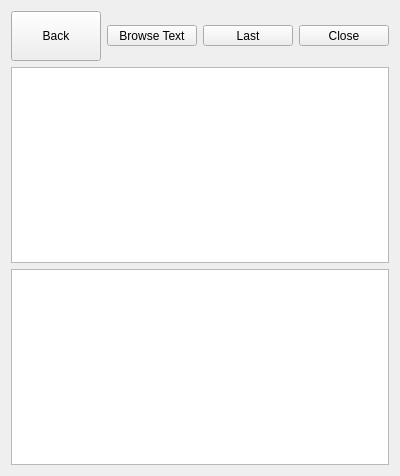
This is dlgmainnotes.ui in ic005k/Knot-Legacy as Qt 5 draws it before an edit. The edited form follows.
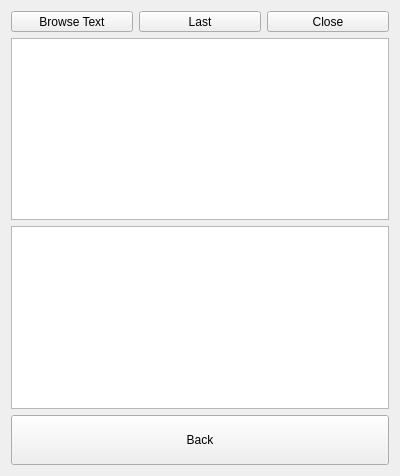
This is the edited form. Icons and pictures are not drawn.

What changed in the file:
```diff
--- a/dlgmainnotes.ui
+++ b/dlgmainnotes.ui
@@ -22,31 +22,6 @@
    </item>
    <item row="0" column="0">
     <layout class="QHBoxLayout" name="horizontalLayout">
-     <item>
-      <widget class="QToolButton" name="btnBack">
-       <property name="sizePolicy">
-        <sizepolicy hsizetype="Preferred" vsizetype="Fixed">
-         <horstretch>0</horstretch>
-         <verstretch>0</verstretch>
-        </sizepolicy>
-       </property>
-       <property name="minimumSize">
-        <size>
-         <width>0</width>
-         <height>50</height>
-        </size>
-       </property>
-       <property name="text">
-        <string>Back</string>
-       </property>
-       <property name="iconSize">
-        <size>
-         <width>25</width>
-         <height>25</height>
-        </size>
-       </property>
-      </widget>
-     </item>
      <item>
       <widget class="QToolButton" name="btnOpenText">
        <property name="sizePolicy">
@@ -136,6 +111,31 @@
      </item>
     </layout>
    </item>
+   <item row="3" column="0">
+    <widget class="QToolButton" name="btnBack">
+     <property name="sizePolicy">
+      <sizepolicy hsizetype="Preferred" vsizetype="Fixed">
+       <horstretch>0</horstretch>
+       <verstretch>0</verstretch>
+      </sizepolicy>
+     </property>
+     <property name="minimumSize">
+      <size>
+       <width>0</width>
+       <height>50</height>
+      </size>
+     </property>
+     <property name="text">
+      <string>Back</string>
+     </property>
+     <property name="iconSize">
+      <size>
+       <width>25</width>
+       <height>25</height>
+      </size>
+     </property>
+    </widget>
+   </item>
   </layout>
  </widget>
  <resources>
```
